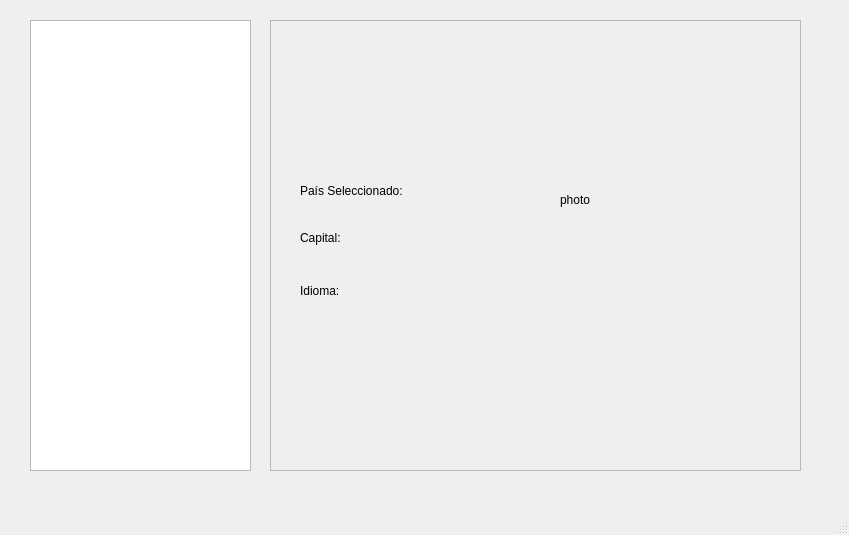
This is lab05/lab05-3/mainwindow.ui in JulioChura/TO-JulioChura as Qt 5 draws it before an edit. The edited form follows.
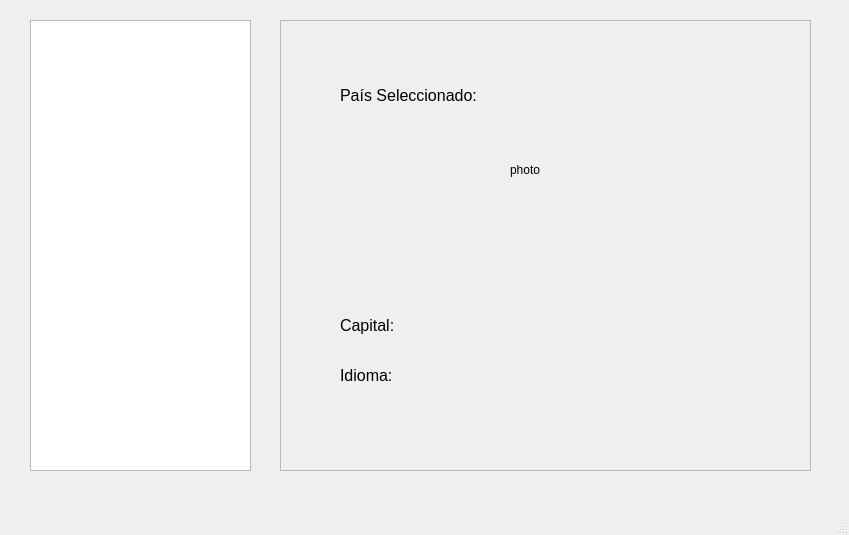
This is the edited form.

```diff
--- a/lab05/lab05-3/mainwindow.ui
+++ b/lab05/lab05-3/mainwindow.ui
@@ -27,7 +27,7 @@
    <widget class="QFrame" name="frame">
     <property name="geometry">
      <rect>
-      <x>270</x>
+      <x>280</x>
       <y>20</y>
       <width>531</width>
       <height>451</height>
@@ -42,12 +42,17 @@
     <widget class="QLabel" name="paisNombre">
      <property name="geometry">
       <rect>
-       <x>30</x>
-       <y>160</y>
-       <width>141</width>
-       <height>21</height>
+       <x>60</x>
+       <y>60</y>
+       <width>431</width>
+       <height>31</height>
       </rect>
      </property>
+     <property name="font">
+      <font>
+       <pointsize>12</pointsize>
+      </font>
+     </property>
      <property name="text">
       <string>País Seleccionado: </string>
      </property>
@@ -55,12 +60,17 @@
     <widget class="QLabel" name="paisCapital">
      <property name="geometry">
       <rect>
-       <x>30</x>
-       <y>210</y>
-       <width>111</width>
-       <height>16</height>
+       <x>60</x>
+       <y>290</y>
+       <width>411</width>
+       <height>31</height>
       </rect>
      </property>
+     <property name="font">
+      <font>
+       <pointsize>12</pointsize>
+      </font>
+     </property>
      <property name="text">
       <string>Capital: </string>
      </property>
@@ -68,12 +78,17 @@
     <widget class="QLabel" name="paisIdioma">
      <property name="geometry">
       <rect>
-       <x>30</x>
-       <y>260</y>
-       <width>121</width>
-       <height>21</height>
+       <x>60</x>
+       <y>340</y>
+       <width>401</width>
+       <height>31</height>
       </rect>
      </property>
+     <property name="font">
+      <font>
+       <pointsize>12</pointsize>
+      </font>
+     </property>
      <property name="text">
       <string>Idioma: </string>
      </property>
@@ -81,8 +96,8 @@
     <widget class="QLabel" name="paisFoto">
      <property name="geometry">
       <rect>
-       <x>290</x>
-       <y>170</y>
+       <x>230</x>
+       <y>140</y>
        <width>49</width>
        <height>20</height>
       </rect>
```
Left out of the diff: 7 changed lines with no effect on the pictures.
